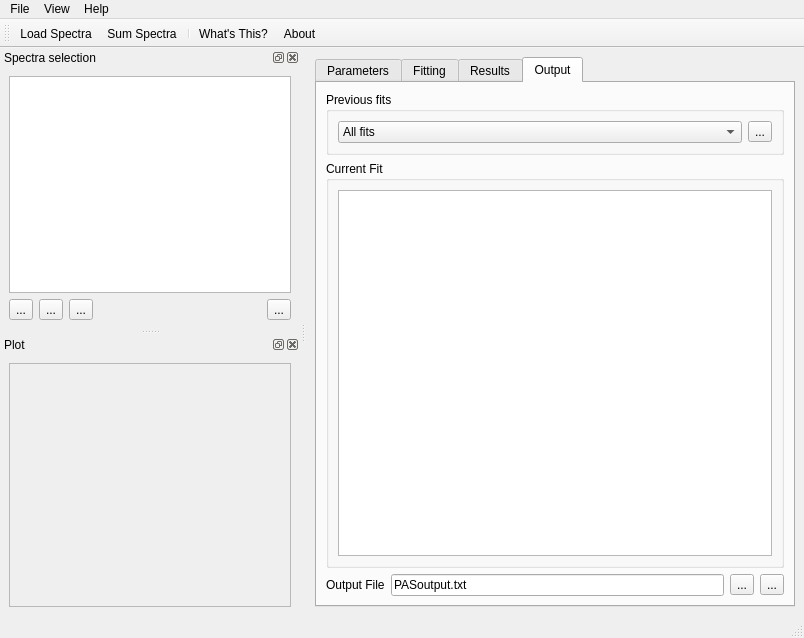
Above: PAScualGUI.ui from cpascual/PAScual before the change. Below: the same form after it.
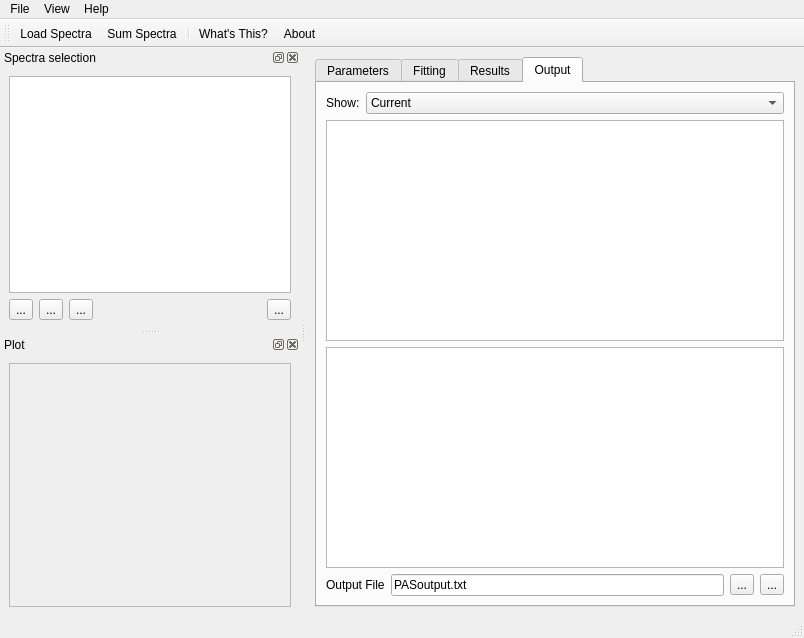
That is the form after the change. The open tabs and pages were chosen to show the change. Icons and pictures are not drawn.

Commit message: New feature working: Separated view of current and previous outputs (in output tab)

Diff of the .ui file:
```diff
--- a/PAScualGUI.ui
+++ b/PAScualGUI.ui
@@ -920,42 +920,36 @@
        </attribute>
        <layout class="QVBoxLayout" >
         <item>
-         <widget class="QGroupBox" name="groupBox_3" >
+         <layout class="QHBoxLayout" >
+          <item>
+           <widget class="QLabel" name="label_3" >
+            <property name="text" >
+             <string>Show:</string>
+            </property>
+           </widget>
+          </item>
+          <item>
+           <widget class="QComboBox" name="previousOutputCB" >
           <property name="sizePolicy" >
-           <sizepolicy vsizetype="Preferred" hsizetype="Preferred" >
+             <sizepolicy vsizetype="Fixed" hsizetype="Expanding" >
             <horstretch>0</horstretch>
             <verstretch>0</verstretch>
            </sizepolicy>
           </property>
-          <property name="title" >
-           <string>Previous fits</string>
-          </property>
-          <layout class="QHBoxLayout" >
            <item>
-            <widget class="QComboBox" name="previousOutputCB" >
-             <item>
               <property name="text" >
-               <string>All fits</string>
-              </property>
-             </item>
-            </widget>
-           </item>
+              <string>Current</string>
+             </property>
+            </item>
            <item>
-            <widget class="QToolButton" name="showPreviousOutputBT" >
              <property name="text" >
-              <string>...</string>
+              <string>All</string>
              </property>
+            </item>
             </widget>
            </item>
           </layout>
-         </widget>
         </item>
-        <item>
-         <widget class="QGroupBox" name="groupBox_4" >
-          <property name="title" >
-           <string>Current Fit</string>
-          </property>
-          <layout class="QVBoxLayout" >
            <item>
             <widget class="QTextEdit" name="outputTE" >
              <property name="lineWrapMode" >
@@ -969,8 +963,8 @@
              </property>
             </widget>
            </item>
-          </layout>
-         </widget>
+        <item>
+         <widget class="QTextEdit" name="previousOutputTE" />
         </item>
         <item>
          <layout class="QHBoxLayout" >
```
Lines whose indentation alone changed are shown as unchanged. The commit also changes 6 other files.
